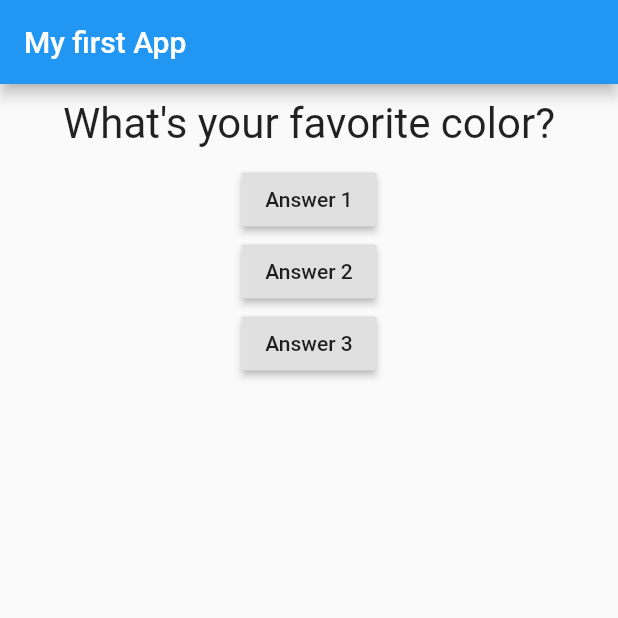
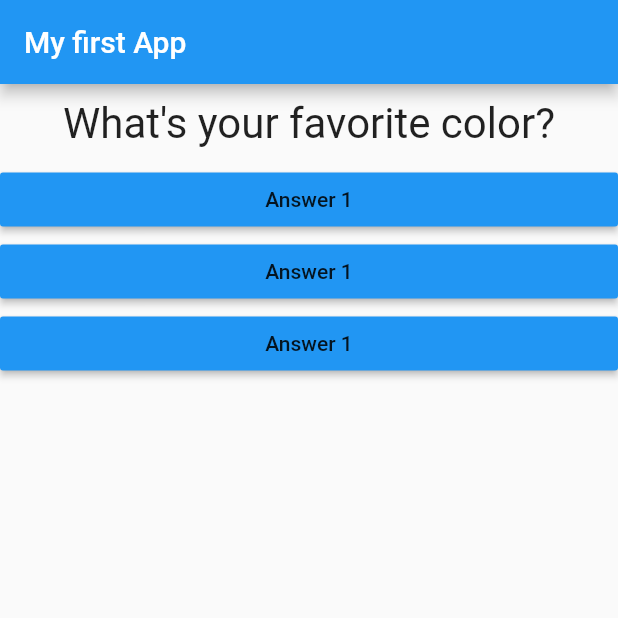
Before and after one commit to Jitgitbit/flutter_exercise_one, a Flutter app: the screen it shows after launch, on a phone screen of 412 x 824 dp, the top half of it. Run offline on Flutter 3.47's test engine with Material 2 defaults, Android fonts, the phone set to English and light mode, and no system bars.

```diff
--- /dev/null
+++ b/lib/answer.dart
@@ -0,0 +1,20 @@
+import 'package:flutter/material.dart';
+
+class Answer extends StatelessWidget {
+
+  final Function selectHandler;
+
+  Answer(this.selectHandler);
+
+  @override
+  Widget build(BuildContext context) {
+    return Container(
+      width: double.infinity,
+      child: RaisedButton(
+        color: Colors.blue,
+              child: Text('Answer 1'),
+              onPressed: selectHandler,
+            ),
+    );
+  }
+}
--- a/lib/main.dart
+++ b/lib/main.dart
@@ -1,5 +1,6 @@
 import 'package:flutter/material.dart';
 
+import 'package:flutter_exercise_one/answer.dart';
 import 'package:flutter_exercise_one/question.dart';
 
 void main() => runApp(MyApp());
@@ -31,9 +32,12 @@ class _MyAppState extends State<MyApp> {
       ),
       body: Column(children: [
         Question(questions[_questionIndex]),
-        RaisedButton(child: Text('Answer 1'), onPressed: _answerQuestion,),
-        RaisedButton(child: Text('Answer 2'), onPressed: ()=>print('Answer 2 chosen'),),
-        RaisedButton(child: Text('Answer 3'), onPressed: (){print('Answer 3 chosen');},),
+        // RaisedButton(child: Text('Answer 1'), onPressed: _answerQuestion,),
+        // RaisedButton(child: Text('Answer 2'), onPressed: ()=>print('Answer 2 chosen'),),
+        // RaisedButton(child: Text('Answer 3'), onPressed: (){print('Answer 3 chosen');},),
+        Answer(_answerQuestion),
+        Answer(_answerQuestion),
+        Answer(_answerQuestion),
       ],),
     ),);
 
```
